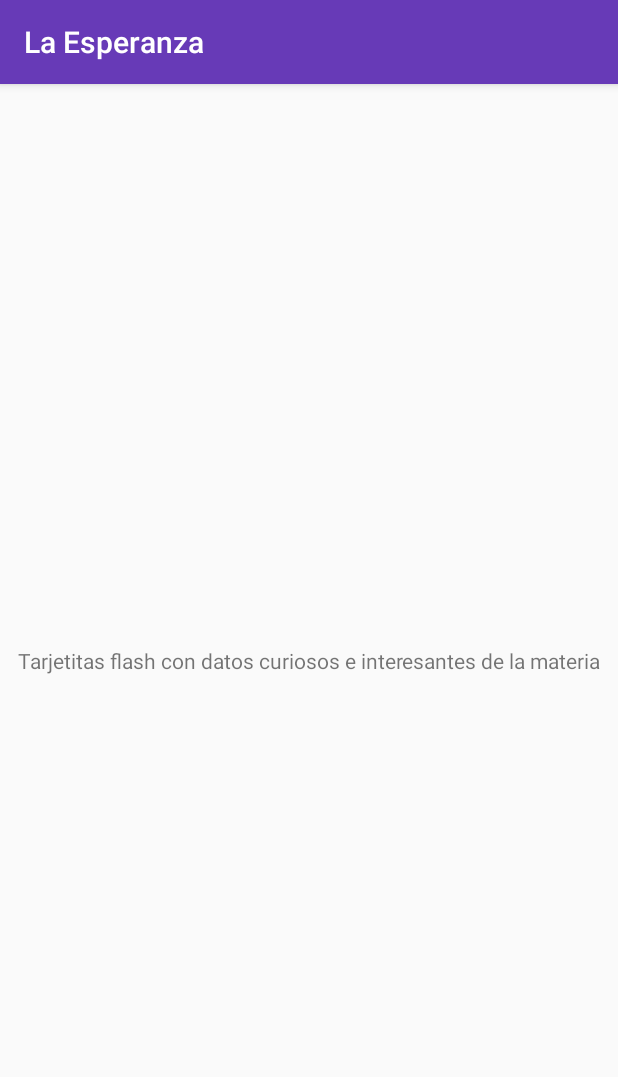
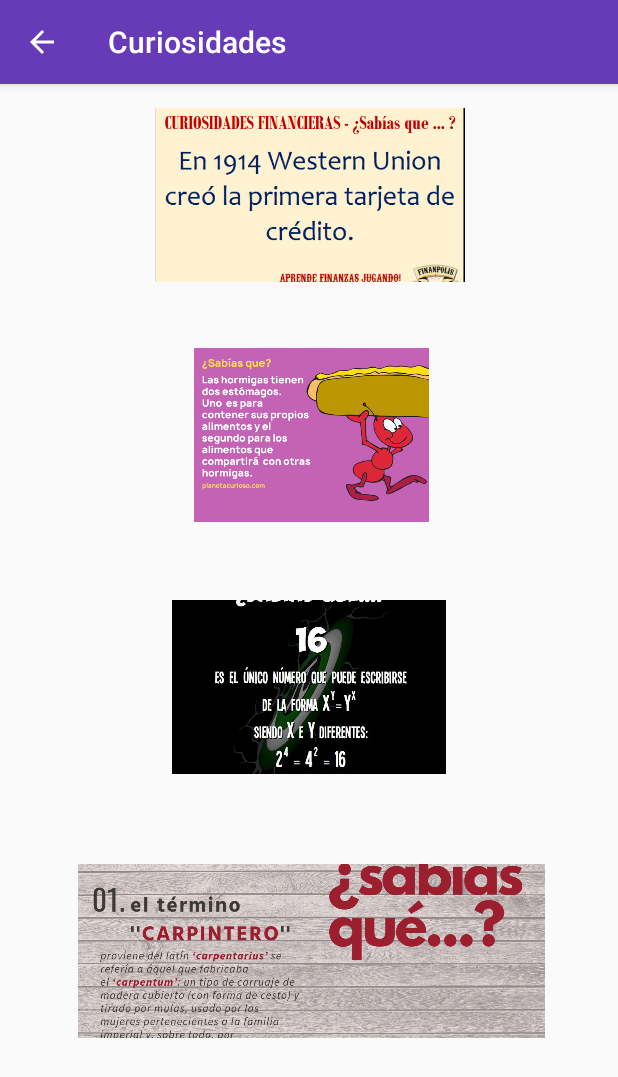
Before and after one commit to MelHerrera/LaEsperanzaCollege, an Android app: the CuriosidadesActivity screen opened directly, with no data from a screen before it, on a phone screen of 412 x 824 dp. Shown: the top 1077 px of the screen. Run offline under Robolectric (Android 15) with nearby library versions, the phone set to English and light mode, and no system bars.

Commit message:
agregado de manera estatica curiosidades, f, no tenia time

```diff
--- a/app/src/main/java/com/app/laesperanzacollege/CuriosidadesActivity.kt
+++ b/app/src/main/java/com/app/laesperanzacollege/CuriosidadesActivity.kt
@@ -7,5 +7,7 @@ class CuriosidadesActivity : AppCompatActivity() {
     override fun onCreate(savedInstanceState: Bundle?) {
         super.onCreate(savedInstanceState)
         setContentView(R.layout.activity_curiosidades)
+        supportActionBar?.setDisplayHomeAsUpEnabled(true)
+        supportActionBar?.title="Curiosidades"
     }
 }
--- a/app/src/main/res/layout/activity_curiosidades.xml
+++ b/app/src/main/res/layout/activity_curiosidades.xml
@@ -6,13 +6,82 @@
     android:layout_height="match_parent"
     tools:context=".CuriosidadesActivity">
 
-    <TextView
-        android:id="@+id/textView5"
-        android:layout_width="wrap_content"
-        android:layout_height="wrap_content"
-        android:text="Tarjetitas flash con datos curiosos e interesantes de la materia"
-        app:layout_constraintBottom_toBottomOf="parent"
+    <androidx.constraintlayout.widget.ConstraintLayout
+        android:layout_width="380dp"
+        android:layout_height="116dp"
+        android:layout_marginTop="520dp"
+        app:layout_constraintEnd_toEndOf="parent"
+        app:layout_constraintHorizontal_bias="0.516"
+        app:layout_constraintStart_toStartOf="parent"
+        app:layout_constraintTop_toTopOf="parent">
+
+        <ImageView
+            android:id="@+id/imageView5"
+            android:layout_width="386dp"
+            android:layout_height="150dp"
+            app:layout_constraintBottom_toBottomOf="parent"
+            app:layout_constraintEnd_toEndOf="parent"
+            app:layout_constraintStart_toStartOf="parent"
+            app:layout_constraintTop_toTopOf="parent"
+            app:srcCompat="@drawable/tarjeta4" />
+    </androidx.constraintlayout.widget.ConstraintLayout>
+
+    <androidx.constraintlayout.widget.ConstraintLayout
+        android:layout_width="380dp"
+        android:layout_height="116dp"
+        android:layout_marginTop="16dp"
         app:layout_constraintEnd_toEndOf="parent"
         app:layout_constraintStart_toStartOf="parent"
-        app:layout_constraintTop_toTopOf="parent" />
+        app:layout_constraintTop_toTopOf="parent">
+
+        <ImageView
+            android:id="@+id/imageView2"
+            android:layout_width="392dp"
+            android:layout_height="128dp"
+            app:layout_constraintBottom_toBottomOf="parent"
+            app:layout_constraintEnd_toEndOf="parent"
+            app:layout_constraintStart_toStartOf="parent"
+            app:layout_constraintTop_toTopOf="parent"
+            app:srcCompat="@drawable/tarjeta1" />
+    </androidx.constraintlayout.widget.ConstraintLayout>
+
+    <androidx.constraintlayout.widget.ConstraintLayout
+        android:layout_width="380dp"
+        android:layout_height="116dp"
+        android:layout_marginTop="176dp"
+        app:layout_constraintEnd_toEndOf="parent"
+        app:layout_constraintHorizontal_bias="0.516"
+        app:layout_constraintStart_toStartOf="parent"
+        app:layout_constraintTop_toTopOf="parent">
+
+        <ImageView
+            android:id="@+id/imageView3"
+            android:layout_width="399dp"
+            android:layout_height="120dp"
+            app:layout_constraintBottom_toBottomOf="parent"
+            app:layout_constraintEnd_toEndOf="parent"
+            app:layout_constraintStart_toStartOf="parent"
+            app:layout_constraintTop_toTopOf="parent"
+            app:srcCompat="@drawable/tarjeta2" />
+    </androidx.constraintlayout.widget.ConstraintLayout>
+
+    <androidx.constraintlayout.widget.ConstraintLayout
+        android:layout_width="380dp"
+        android:layout_height="116dp"
+        android:layout_marginTop="344dp"
+        app:layout_constraintEnd_toEndOf="parent"
+        app:layout_constraintHorizontal_bias="0.483"
+        app:layout_constraintStart_toStartOf="parent"
+        app:layout_constraintTop_toTopOf="parent">
+
+        <ImageView
+            android:id="@+id/imageView4"
+            android:layout_width="416dp"
+            android:layout_height="178dp"
+            app:layout_constraintBottom_toBottomOf="parent"
+            app:layout_constraintEnd_toEndOf="parent"
+            app:layout_constraintStart_toStartOf="parent"
+            app:layout_constraintTop_toTopOf="parent"
+            app:srcCompat="@drawable/tarjeta3" />
+    </androidx.constraintlayout.widget.ConstraintLayout>
 </androidx.constraintlayout.widget.ConstraintLayout>
```
Also changed, not shown: app/src/main/res/drawable/tarjeta1.png (added), app/src/main/res/drawable/tarjeta2.png (added), app/src/main/res/drawable/tarjeta3.jpg (added), app/src/main/res/drawable/tarjeta4.png (added).
